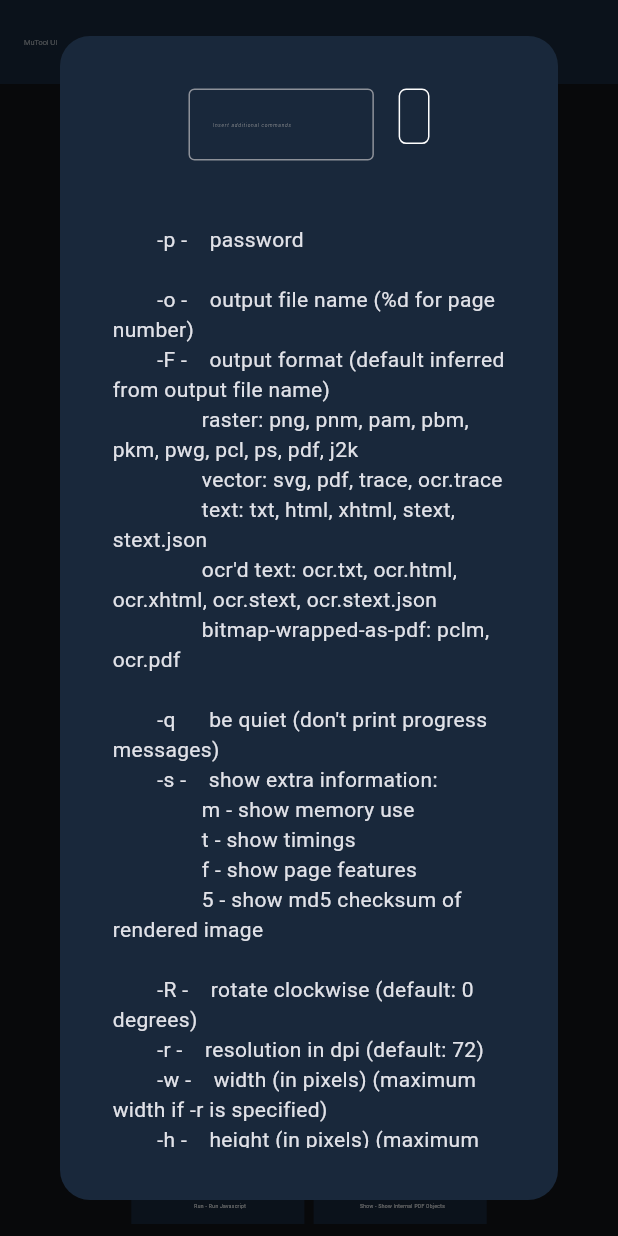
After one commit to mattiolichiara/mutoolui, a Flutter app: the screen it shows after launch, after a tap on the "star border" icon, after a tap on "Draw - Convert Document", on a phone screen of 412 x 824 dp. The commit adds this screen. Run offline on Flutter 3.47's test engine with Material 3 defaults, Android fonts, the phone set to English and light mode, and no system bars; our stand-ins replace file_picker, flutter_svg, shared_preferences; missing offline and left inert: desktop_drop, pdfrx.

Commit message:
+Added you for each option

```diff
--- a/lib/main_menu/menu.dart
+++ b/lib/main_menu/menu.dart
@@ -3,11 +3,14 @@ import 'package:file_picker/file_picker.dart';
 import 'package:flutter/material.dart';
 import 'package:flutter_svg/flutter_svg.dart';
 import 'package:mutoolui/widgets/general_button.dart';
+import 'package:mutoolui/widgets/operations_dialog.dart';
+import 'package:mutoolui/widgets/run_js_dialog.dart';
 import 'package:shared_preferences/shared_preferences.dart';
 
 import '../utils/constants.dart';
 import '../widgets/general_dialog.dart';
 import '../widgets/pdf_preview_dialog.dart';
+import '../widgets/poster_dialog.dart';
 
 class MenuItem {
   final String value;
@@ -45,12 +48,12 @@ class _Menu extends State<Menu> {
       MenuItem(value: "Info - Show Information About PDF Resources", dialogOption: Constants.infoOptions),
       MenuItem(value: "Merge - Merge Pages from Multiple PDF Sources", dialogOption: Constants.mergeOptions),
       MenuItem(value: "Pages - Show Information About PDF Pages", dialogOption: Constants.pagesOptions),
-      MenuItem(value: "Poster - Split Large Page into Many Tiles", dialogOption: Constants.posterOptions),
+      MenuItem(value: "Poster - Split Large Page into Many Tiles", dialogOption: Constants.posterOptions, ),
       MenuItem(value: "Recolor - Change Colorspace of PDF Document", dialogOption: Constants.recolorOptions),
       MenuItem(value: "Sign - Manipulate PDF Digital Signatures", dialogOption: Constants.signOptions),
       MenuItem(value: "Trim - Trim PDF Page Contents", dialogOption: Constants.trimOptions),
       MenuItem(value: "Bake - Bake PDF Form into Static Content", dialogOption: Constants.bakeOptions),
-      MenuItem(value: "Run - Run Javascript", dialogOption: null, infoActive: false), // Nessun dialogo info
+      MenuItem(value: "Run - Run Javascript", dialogOption: null, infoActive: false),
       MenuItem(value: "Show - Show Internal PDF Objects", dialogOption: Constants.showOptions),
       MenuItem(value: "Audit - Produce Usage Stats from PDF Files", dialogOption: Constants.auditOptions),
       MenuItem(value: "Barcode - Encode/Decode Barcodes", dialogOption: Constants.barcodeOptions),
@@ -142,6 +145,34 @@ class _Menu extends State<Menu> {
     );
   }
 
+  void showPosterDialog(BuildContext context, String value) {
+    showDialog(
+      context: context,
+      builder: (context) => PosterDialog(
+        value: value,
+      ),
+      barrierDismissible: true,
+    );
+  }
+
+  void showOperationsDialog(BuildContext context, String value) {
+    showDialog(
+      context: context,
+      builder: (context) => OperationsDialog(
+        value: value,
+      ),
+      barrierDismissible: true,
+    );
+  }
+
+  void showRunJsDialog(BuildContext context) {
+    showDialog(
+      context: context,
+      builder: (context) => RunJsDialog(),
+      barrierDismissible: true,
+    );
+  }
+
   void showPreviewDialog(BuildContext context, String value) {
     showDialog(
       context: context,
@@ -175,7 +206,16 @@ class _Menu extends State<Menu> {
               canBeFavourite: true,
               isFavourite: item.isFavourite,
               onPressed: () {
-
+                switch(item.value) {
+                  case "Run - Run Javascript":
+                    showRunJsDialog(context);
+                    break;
+                  case "Poster - Split Large Page into Many Tiles":
+                    showPosterDialog(context, item.dialogOption??"");
+                    break;
+                  default:
+                    showOperationsDialog(context, item.dialogOption??"");
+                }
               },
               onPressedInfo: item.dialogOption != null ? () {
                 showGeneralDialog(context, item.dialogOption!);
@@ -247,7 +287,7 @@ class _Menu extends State<Menu> {
         Center(
           child: GeneralButton(value: "Upload",
             infoActive: false,
-            hasIcon: Icons.cloud_upload_rounded,
+            hasIcon: Icons.upload_file_rounded,
             onPressed: pickFile,
           ),
         ),
--- /dev/null
+++ b/lib/widgets/operation_text_box.dart
@@ -0,0 +1,42 @@
+import 'package:flutter/material.dart';
+
+import '../utils/constants.dart';
+
+class OperationTextBox extends StatefulWidget {
+  final double height;
+  final double width;
+  final String? hintText;
+  final bool enabled;
+  final int maxLines;
+  const OperationTextBox({super.key, required this.height, required this.width, this.enabled=true, this.hintText, this.maxLines = 1});
+
+  @override
+  State<OperationTextBox> createState() => _OperationTextBox();
+}
+
+class _OperationTextBox extends State<OperationTextBox> {
+  TextEditingController _operationController = TextEditingController();
+
+  @override
+  Widget build(BuildContext context) {
+    Size size = MediaQuery.of(context).size;
+
+    return SizedBox(
+      width: widget.width,
+      height: widget.height,
+      child: TextFormField(
+        enabled: widget.enabled,
+        controller: _operationController,
+        obscureText: false,
+        maxLines: widget.maxLines,
+        decoration: InputDecoration(
+            border: OutlineInputBorder(
+            ),
+            hintText: widget.hintText,
+            hintStyle: TextStyle(color: Colors.grey, fontWeight: FontWeight.w300, fontSize: size.width * Constants.fontSize, fontStyle: FontStyle.italic)),
+        style: TextStyle(color: Colors.white, fontWeight: FontWeight.w300, fontSize: size.width * Constants.fontSize),
+      ),
+    );
+  }
+
+}
--- /dev/null
+++ b/lib/widgets/operations_dialog.dart
@@ -0,0 +1,85 @@
+import 'package:flutter/material.dart';
+import 'package:mutoolui/widgets/operation_text_box.dart';
+
+import '../utils/constants.dart';
+
+class OperationsDialog extends StatefulWidget {
+  final String value;
+  const OperationsDialog({super.key, required this.value});
+
+  @override
+  State<OperationsDialog> createState() => _OperationsDialog();
+}
+
+class _OperationsDialog extends State<OperationsDialog> {
+
+  Widget submitButton(Size size) {
+    return Container(
+      width: size.width*0.05,
+      height: size.height*0.045,
+      decoration: BoxDecoration(
+          borderRadius: BorderRadius.all(Radius.circular(5)),
+          border: BoxBorder.all(
+            color: Colors.white,
+          )
+      ),
+      child: TextButton(
+        style: ButtonStyle(
+            shape: WidgetStatePropertyAll(
+                RoundedRectangleBorder(
+                  borderRadius: BorderRadius.circular(5),
+                )
+            )
+        ),
+        onPressed: () {},
+        child: Text("Submit", style: TextStyle(color: Colors.white, fontWeight: FontWeight.w300, fontSize: size.width * Constants.fontSize)),
+      ),
+    );
+  }
+
+  @override
+  Widget build(BuildContext context) {
+    Size size = MediaQuery.of(context).size;
+
+    return Dialog(
+      child: IntrinsicWidth(
+        child: IntrinsicHeight(
+          child: Container(
+            // width: size.width*0.5,
+            // height: size.height*0.8,
+            decoration: BoxDecoration(
+              borderRadius: BorderRadius.circular(20),
+              color: const Color(0xff19283b),
+            ),
+            child: Padding(
+              padding: EdgeInsets.all(35),
+              child: Column(
+                children: [
+                  Row(
+                    mainAxisAlignment: MainAxisAlignment.center,
+                    crossAxisAlignment: CrossAxisAlignment.start,
+                    spacing: size.height*0.02,
+                    children: [
+                      OperationTextBox(width: size.width*0.3, height: size.height*0.1, hintText: "Insert additional commands",),
+                      submitButton(size),
+                    ],
+                  ),
+                  SizedBox(
+                    height: size.height*0.01,
+                  ),
+                  Expanded(
+                    child: Center(
+                      child: SingleChildScrollView(
+                        child: Text(widget.value),
+                      ),
+                    ),
+                  ),
+                ],
+              ),
+            ),
+          ),
+        ),
+      ),
+    );
+  }
+}
--- a/lib/widgets/pdf_preview_dialog.dart
+++ b/lib/widgets/pdf_preview_dialog.dart
@@ -42,6 +42,7 @@ class _PdfPreviewDialog extends State<PdfPreviewDialog> {
   //   super.initState();
   //   //_loadPdfSize();
   // }@TODO ridimensionare il dialog dopo l'inserimento della password corretta + loading per evitare che si veda la finestra di fallback
+  //@TODO gestire la password in modifica
 
   @override
   void dispose() {
--- /dev/null
+++ b/lib/widgets/poster_dialog.dart
@@ -0,0 +1,156 @@
+import 'package:flutter/material.dart';
+import 'package:mutoolui/widgets/operation_text_box.dart';
+
+import '../utils/constants.dart';
+
+class PosterDialog extends StatefulWidget {
+  final String value;
+  const PosterDialog({super.key, required this.value});
+
+  @override
+  State<PosterDialog> createState() => _PosterDialog();
+}
+
+class _PosterDialog extends State<PosterDialog> {
+  bool enabled = true;
+
+  Widget addSubtractButtons(Size size) {
+    final iconColor = Colors.white;
+    final iconSize = Constants.iconsSize*1500;
+    final buttonHeight = size.height*0.025;
+    final buttonWidth = size.height*0.028;
+
+    return Column(
+      crossAxisAlignment: CrossAxisAlignment.center,
+      mainAxisAlignment: MainAxisAlignment.center,
+      children: [
+        Container(
+          height: buttonHeight,
+          width: buttonWidth,
+          decoration: BoxDecoration(
+            borderRadius: BorderRadius.all(Radius.circular(5)),
+            //color: Colors.grey.withAlpha(20),
+          ),
+          child: IconButton(
+            icon: Icon(Icons.keyboard_arrow_up_rounded, color: iconColor,
+              size: iconSize,), onPressed: () {},
+          ),
+        ),
+        Container(
+          height: buttonHeight,
+          width: buttonWidth,
+          decoration: BoxDecoration(
+            borderRadius: BorderRadius.all(Radius.circular(5)),
+            //color: Colors.grey.withAlpha(20),
+          ),
+          child: IconButton(
+            icon: Icon(Icons.keyboard_arrow_down_rounded, color: iconColor,
+              size: iconSize), onPressed: () {},
+          ),
+        ),
+      ],
+    );
+  }
+
+  Widget xBoxWinkWink(Size size, String text) {
+    return SizedBox(
+      child: Row(
+        children: [
+          Text(text, style: TextStyle(color: Colors.white, fontWeight: FontWeight.w300, fontSize: size.width * Constants.fontSize*1.1),),
+          SizedBox(width: size.width*0.0061,),
+          OperationTextBox(height: size.height*0.05, width: size.width*0.03, enabled: enabled,),
+          //SizedBox(width: size.width*0.007,),
+          addSubtractButtons(size),
+        ],
+      ),
+    );
+  }
+
+  Widget xBoxWrapper(Size size) {
+    return Row(
+      crossAxisAlignment: CrossAxisAlignment.center,
+      mainAxisAlignment: MainAxisAlignment.center,
+      children: [
+        Checkbox(value: enabled, onChanged: (value) {
+          setState(() {
+            enabled = value!;
+          });
+          // debugPrint("Enabled: $enabled + Value: $value");
+        }),
+        SizedBox(width: size.width*0.005,),
+        xBoxWinkWink(size, "X"),
+        SizedBox(width: size.width*0.03,),
+        xBoxWinkWink(size, "Y"),
+      ],
+    );
+  }
+
+  Widget submitButton(Size size) {
+    return Container(
+        width: size.width*0.05,
+        height: size.height*0.045,
+        decoration: BoxDecoration(
+            borderRadius: BorderRadius.all(Radius.circular(5)),
+            border: BoxBorder.all(
+              color: Colors.white,
+            )
+        ),
+        child: TextButton(
+          style: ButtonStyle(
+              shape: WidgetStatePropertyAll(
+                  RoundedRectangleBorder(
+                    borderRadius: BorderRadius.circular(5),
+                  )
+              )
+          ),
+          onPressed: () {},
+          child: Text("Submit", style: TextStyle(color: Colors.white, fontWeight: FontWeight.w300, fontSize: size.width * Constants.fontSize)),
+        ),
+    );
+  }
+
+  @override
+  Widget build(BuildContext context) {
+    Size size = MediaQuery.of(context).size;
+
+    return Dialog(
+      child: IntrinsicWidth(
+          child: IntrinsicHeight(
+            child: Container(
+              // width: size.width*0.5,
+              // height: size.height*0.8,
+              decoration: BoxDecoration(
+                borderRadius: BorderRadius.circular(20),
+                color: const Color(0xff19283b),
+              ),
+              child: Padding(
+                padding: EdgeInsets.all(35),
+                child: Column(
+                  children: [
+                    xBoxWrapper(size),
+                    SizedBox(
+                      height: size.height*0.04,
+                    ),
+                    Row(
+                      mainAxisAlignment: MainAxisAlignment.center,
+                      crossAxisAlignment: CrossAxisAlignment.start,
+                      spacing: size.height*0.02,
+                      children: [
+                        OperationTextBox(width: size.width*0.3, height: size.height*0.1, hintText: "Insert additional commands",),
+                        submitButton(size),
+                      ],
+                    ),
+                    Center(
+                      child: SingleChildScrollView(
+                        child: Text(widget.value),
+                      ),
+                    ),
+                  ],
+                ),
+              ),
+            ),
+          ),
+      ),
+    );
+  }
+}
--- /dev/null
+++ b/lib/widgets/run_js_dialog.dart
@@ -0,0 +1,67 @@
+import 'package:flutter/material.dart';
+import 'package:mutoolui/widgets/operation_text_box.dart';
+
+import '../utils/constants.dart';
+
+class RunJsDialog extends StatefulWidget {
+  const RunJsDialog({super.key});
+
+  @override
+  State<RunJsDialog> createState() => _OperationsDialog();
+}
+
+class _OperationsDialog extends State<RunJsDialog> {
+
+  Widget submitButton(Size size) {
+    return Container(
+      width: size.width*0.05,
+      height: size.height*0.045,
+      decoration: BoxDecoration(
+          borderRadius: BorderRadius.all(Radius.circular(5)),
+          border: BoxBorder.all(
+            color: Colors.white,
+          )
+      ),
+      child: TextButton(
+        style: ButtonStyle(
+            shape: WidgetStatePropertyAll(
+                RoundedRectangleBorder(
+                  borderRadius: BorderRadius.circular(5),
+                )
+            )
+        ),
+        onPressed: () {},
+        child: Text("Submit", style: TextStyle(color: Colors.white, fontWeight: FontWeight.w300, fontSize: size.width * Constants.fontSize)),
+      ),
+    );
+  }
+
+  @override
+  Widget build(BuildContext context) {
+    Size size = MediaQuery.of(context).size;
+
+    return Dialog(
+      child: IntrinsicWidth(
+        child: IntrinsicHeight(
+          child: Container(
+            // width: size.width*0.5,
+            // height: size.height*0.8,
+            decoration: BoxDecoration(
+              borderRadius: BorderRadius.circular(20),
+              color: const Color(0xff19283b),
+            ),
+            child: Padding(
+              padding: EdgeInsets.all(35),
+              child: Column(
+                children: [
+                  OperationTextBox(width: size.width*0.3, height: size.height*0.7, hintText: "Insert code", maxLines: 28,),
+                  submitButton(size),
+                ],
+              ),
+            ),
+          ),
+        ),
+      ),
+    );
+  }
+}
```
